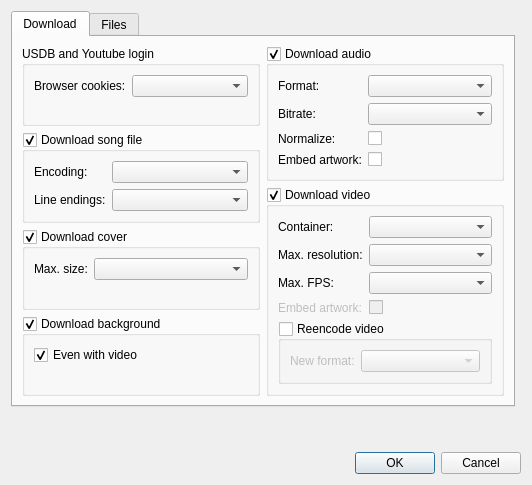
The window that src/usdb_syncer/gui/forms/SettingsDialog.ui (bohning/usdb_syncer) describes before a commit, drawn with Qt 5.
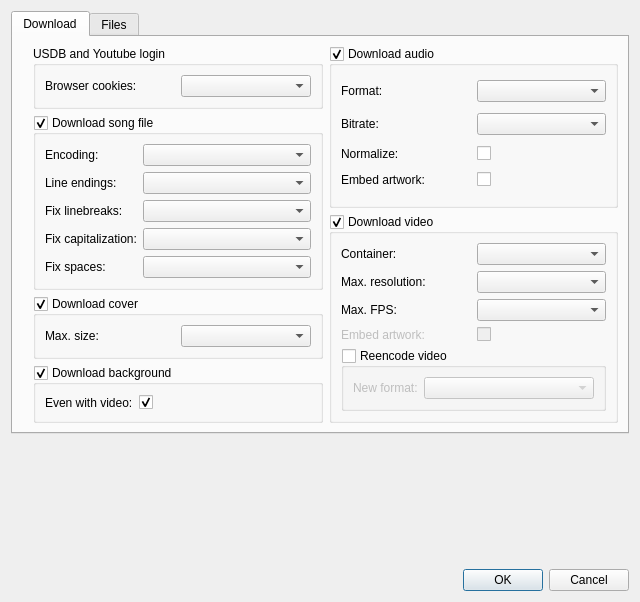
The same window after the commit.

Commit message: Make fixing linebreaks, first words capitalization and spaces optional.

What changed in the file:
```diff
--- a/src/usdb_syncer/gui/forms/SettingsDialog.ui
+++ b/src/usdb_syncer/gui/forms/SettingsDialog.ui
@@ -6,47 +6,27 @@
    <rect>
     <x>0</x>
     <y>0</y>
-    <width>532</width>
-    <height>485</height>
+    <width>640</width>
+    <height>602</height>
    </rect>
   </property>
   <property name="windowTitle">
    <string>Settings</string>
   </property>
   <layout class="QGridLayout" name="gridLayout">
-   <item row="3" column="0" colspan="2">
-    <widget class="QDialogButtonBox" name="buttonBox">
-     <property name="orientation">
-      <enum>Qt::Orientation::Horizontal</enum>
-     </property>
-     <property name="standardButtons">
-      <set>QDialogButtonBox::StandardButton::Cancel|QDialogButtonBox::StandardButton::Ok</set>
-     </property>
-    </widget>
-   </item>
-   <item row="2" column="0">
-    <spacer name="verticalSpacer_2">
-     <property name="orientation">
-      <enum>Qt::Orientation::Vertical</enum>
-     </property>
-     <property name="sizeHint" stdset="0">
-      <size>
-       <width>20</width>
-       <height>40</height>
-      </size>
-     </property>
-    </spacer>
-   </item>
-   <item row="0" column="0" rowspan="2">
+   <item row="0" column="0" rowspan="2" colspan="2">
     <widget class="QTabWidget" name="tabWidget">
      <property name="currentIndex">
       <number>0</number>
      </property>
-     <widget class="QWidget" name="tab">
+     <widget class="QWidget" name="tabDownload">
       <attribute name="title">
        <string>Download</string>
       </attribute>
-      <layout class="QHBoxLayout" name="horizontalLayout">
+      <layout class="QHBoxLayout" name="horizontalLayout" stretch="1,1">
+       <property name="leftMargin">
+        <number>20</number>
+       </property>
        <item>
         <layout class="QVBoxLayout" name="verticalLayout" stretch="0,0,0,0">
          <item>
@@ -54,7 +34,7 @@
            <property name="title">
             <string>USDB and Youtube login</string>
            </property>
-           <layout class="QFormLayout" name="formLayout_6">
+           <layout class="QGridLayout" name="gridLayout_3">
             <item row="0" column="0">
              <widget class="QLabel" name="label_login_cookies">
               <property name="toolTip">
@@ -95,17 +75,7 @@
            <property name="checkable">
             <bool>true</bool>
            </property>
-           <layout class="QFormLayout" name="formLayout">
-            <item row="0" column="0">
-             <widget class="QLabel" name="label_song_file_encoding">
-              <property name="toolTip">
-               <string/>
-              </property>
-              <property name="text">
-               <string>Encoding:</string>
-              </property>
-             </widget>
-            </item>
+           <layout class="QGridLayout" name="gridLayout_2">
             <item row="0" column="1">
              <widget class="QComboBox" name="comboBox_encoding">
               <property name="sizePolicy">
@@ -119,6 +89,23 @@
               </property>
              </widget>
             </item>
+            <item row="4" column="0">
+             <widget class="QLabel" name="label_song_file_fix_spaces">
+              <property name="text">
+               <string>Fix spaces:</string>
+              </property>
+             </widget>
+            </item>
+            <item row="0" column="0">
+             <widget class="QLabel" name="label_song_file_encoding">
+              <property name="toolTip">
+               <string/>
+              </property>
+              <property name="text">
+               <string>Encoding:</string>
+              </property>
+             </widget>
+            </item>
             <item row="1" column="0">
              <widget class="QLabel" name="label_song_file_line_endings">
               <property name="text">
@@ -135,7 +122,42 @@
                </sizepolicy>
               </property>
               <property name="toolTip">
-               <string>&lt;html&gt;&lt;head/&gt;&lt;body&gt;&lt;p&gt;USDX and variants can handle both line ending types, but if you want to edit the song file manually, your editor of choice may required a certain line ending. UNIX users (MacOS, Linux) should generally use LF (line feed). On Windows, some text editors may require CRLF (carriage return, line feed).&lt;/p&gt;&lt;/body&gt;&lt;/html&gt;</string>
+               <string>&lt;html&gt;&lt;head/&gt;&lt;body&gt;&lt;p&gt;USDX and variants can handle both line ending types, but if you want to edit the song file manually, your editor of choice may required a certain line ending. UNIX users (MacOS, Linux) should generally use LF (line feed). On Windows, some text editors may require CRLF (carriage return, line feed). USDB currently requires CRLF line endings.&lt;/p&gt;&lt;/body&gt;&lt;/html&gt;</string>
+              </property>
+             </widget>
+            </item>
+            <item row="3" column="0">
+             <widget class="QLabel" name="label_song_file_fix_first_words_capitalization">
+              <property name="text">
+               <string>Fix capitalization:</string>
+              </property>
+             </widget>
+            </item>
+            <item row="2" column="1">
+             <widget class="QComboBox" name="comboBox_fix_linebreaks">
+              <property name="toolTip">
+               <string>&lt;html&gt;&lt;head/&gt;&lt;body&gt;&lt;p&gt;If this setting is enabled, the linebreak timings will be recalculated, either according to USDX or to YASS rules.&lt;/p&gt;&lt;/body&gt;&lt;/html&gt;</string>
+              </property>
+             </widget>
+            </item>
+            <item row="2" column="0">
+             <widget class="QLabel" name="label_song_file_fix_linebreaks">
+              <property name="text">
+               <string>Fix linebreaks:</string>
+              </property>
+             </widget>
+            </item>
+            <item row="4" column="1">
+             <widget class="QComboBox" name="comboBox_fix_spaces">
+              <property name="toolTip">
+               <string>&lt;html&gt;&lt;head/&gt;&lt;body&gt;&lt;p&gt;If this setting is enabled, all inter-word spaces will be shifted to either after or before a word.&lt;/p&gt;&lt;/body&gt;&lt;/html&gt;</string>
+              </property>
+             </widget>
+            </item>
+            <item row="3" column="1">
+             <widget class="QComboBox" name="comboBox_fix_first_words_capitalization">
+              <property name="toolTip">
+               <string>&lt;html&gt;&lt;head/&gt;&lt;body&gt;&lt;p&gt;If this setting is enabled, the first word of each line is capitalized.&lt;/p&gt;&lt;/body&gt;&lt;/html&gt;</string>
               </property>
              </widget>
             </item>
@@ -156,15 +178,15 @@
            <property name="checkable">
             <bool>true</bool>
            </property>
-           <layout class="QFormLayout" name="formLayout_5">
-            <item row="1" column="0">
+           <layout class="QGridLayout" name="gridLayout_4">
+            <item row="0" column="0">
              <widget class="QLabel" name="label_cover_max_size">
               <property name="text">
                <string>Max. size:</string>
               </property>
              </widget>
             </item>
-            <item row="1" column="1">
+            <item row="0" column="1">
              <widget class="QComboBox" name="comboBox_cover_max_size">
               <property name="toolTip">
                <string>&lt;html&gt;&lt;head/&gt;&lt;body&gt;&lt;p&gt;Images larger than this will be scaled to the set value.&lt;/p&gt;&lt;p&gt;Some karaoke software variants may have problems displaying covers larger than 1920x1920 pixels.&lt;/p&gt;&lt;/body&gt;&lt;/html&gt;</string>
@@ -188,8 +210,8 @@
            <property name="checkable">
             <bool>true</bool>
            </property>
-           <layout class="QFormLayout" name="formLayout_7">
-            <item row="0" column="0">
+           <layout class="QGridLayout" name="gridLayout_8">
+            <item row="0" column="1">
              <widget class="QCheckBox" name="checkBox_background_always">
               <property name="sizePolicy">
                <sizepolicy hsizetype="Minimum" vsizetype="Fixed">
@@ -201,13 +223,20 @@
                <string>&lt;html&gt;&lt;head/&gt;&lt;body&gt;&lt;p&gt;If checked, background images will be downloaded even if there is a video for the song as well.&lt;/p&gt;&lt;/body&gt;&lt;/html&gt;</string>
               </property>
               <property name="text">
-               <string>Even with video</string>
+               <string/>
               </property>
               <property name="checked">
                <bool>true</bool>
               </property>
              </widget>
             </item>
+            <item row="0" column="0">
+             <widget class="QLabel" name="label_background_always">
+              <property name="text">
+               <string>Even with video:</string>
+              </property>
+             </widget>
+            </item>
            </layout>
           </widget>
          </item>
@@ -229,15 +258,22 @@
            <property name="checkable">
             <bool>true</bool>
            </property>
-           <layout class="QFormLayout" name="formLayout_2">
-            <item row="0" column="0">
-             <widget class="QLabel" name="label_audio_format">
+           <layout class="QGridLayout" name="gridLayout_5">
+            <item row="3" column="0">
+             <widget class="QLabel" name="label_audio_embed_artwork">
               <property name="text">
-               <string>Format:</string>
+               <string>Embed artwork:</string>
               </property>
              </widget>
             </item>
-            <item row="0" column="1">
+            <item row="1" column="3">
+             <widget class="QComboBox" name="comboBox_audio_bitrate">
+              <property name="toolTip">
+               <string>&lt;html&gt;&lt;head/&gt;&lt;body&gt;&lt;p&gt;If the audio file is reencoded, the selected bitrate will be used.&lt;/p&gt;&lt;/body&gt;&lt;/html&gt;</string>
+              </property>
+             </widget>
+            </item>
+            <item row="0" column="3">
              <widget class="QComboBox" name="comboBox_audio_format">
               <property name="sizePolicy">
                <sizepolicy hsizetype="Preferred" vsizetype="Fixed">
@@ -257,10 +293,10 @@
               </property>
              </widget>
             </item>
-            <item row="1" column="1">
-             <widget class="QComboBox" name="comboBox_audio_bitrate">
-              <property name="toolTip">
-               <string>&lt;html&gt;&lt;head/&gt;&lt;body&gt;&lt;p&gt;If the audio file is reencoded, the selected bitrate will be used.&lt;/p&gt;&lt;/body&gt;&lt;/html&gt;</string>
+            <item row="0" column="0">
+             <widget class="QLabel" name="label_audio_format">
+              <property name="text">
+               <string>Format:</string>
               </property>
              </widget>
             </item>
@@ -271,24 +307,14 @@
               </property>
              </widget>
             </item>
-            <item row="2" column="1">
+            <item row="2" column="3">
              <widget class="QCheckBox" name="checkBox_audio_normalize">
-              <property name="layoutDirection">
-               <enum>Qt::LayoutDirection::LeftToRight</enum>
-              </property>
               <property name="text">
                <string/>
               </property>
              </widget>
             </item>
-            <item row="3" column="0">
-             <widget class="QLabel" name="label_audio_embed_artwork">
-              <property name="text">
-               <string>Embed artwork:</string>
-              </property>
-             </widget>
-            </item>
-            <item row="3" column="1">
+            <item row="3" column="3">
              <widget class="QCheckBox" name="checkBox_audio_embed_artwork">
               <property name="text">
                <string/>
@@ -312,7 +338,7 @@
            <property name="checkable">
             <bool>true</bool>
            </property>
-           <layout class="QFormLayout" name="formLayout_3">
+           <layout class="QGridLayout" name="gridLayout_6">
             <item row="0" column="0">
              <widget class="QLabel" name="label_video_container">
               <property name="text">
@@ -370,6 +396,26 @@
               </property>
              </widget>
             </item>
+            <item row="3" column="0">
+             <widget class="QLabel" name="label_video_embed_artwork">
+              <property name="enabled">
+               <bool>false</bool>
+              </property>
+              <property name="text">
+               <string>Embed artwork:</string>
+              </property>
+             </widget>
+            </item>
+            <item row="3" column="1">
+             <widget class="QCheckBox" name="checkBox_video_embed_artwork">
+              <property name="enabled">
+               <bool>false</bool>
+              </property>
+              <property name="text">
+               <string/>
+              </property>
+             </widget>
+            </item>
             <item row="4" column="0" colspan="2">
              <widget class="QGroupBox" name="groupBox_reencode_video">
               <property name="sizePolicy">
@@ -390,7 +436,7 @@
               <property name="checked">
                <bool>false</bool>
               </property>
-              <layout class="QFormLayout" name="formLayout_4">
+              <layout class="QGridLayout" name="gridLayout_7">
                <item row="0" column="0">
                 <widget class="QLabel" name="label_18">
                  <property name="text">
@@ -414,26 +460,6 @@
               </layout>
              </widget>
             </item>
-            <item row="3" column="0">
-             <widget class="QLabel" name="label_video_embed_artwork">
-              <property name="enabled">
-               <bool>false</bool>
-              </property>
-              <property name="text">
-               <string>Embed artwork:</string>
-              </property>
-             </widget>
-            </item>
-            <item row="3" column="1">
-             <widget class="QCheckBox" name="checkBox_video_embed_artwork">
-              <property name="enabled">
-               <bool>false</bool>
-              </property>
-              <property name="text">
-               <string/>
-              </property>
-             </widget>
-            </item>
            </layout>
           </widget>
          </item>
@@ -441,7 +467,7 @@
        </item>
       </layout>
      </widget>
-     <widget class="QWidget" name="tab_2">
+     <widget class="QWidget" name="tabFiles">
       <attribute name="title">
        <string>Files</string>
       </attribute>
@@ -538,6 +564,29 @@
      </widget>
     </widget>
    </item>
+   <item row="3" column="0" colspan="2">
+    <widget class="QDialogButtonBox" name="buttonBox">
+     <property name="orientation">
+      <enum>Qt::Orientation::Horizontal</enum>
+     </property>
+     <property name="standardButtons">
+      <set>QDialogButtonBox::StandardButton::Cancel|QDialogButtonBox::StandardButton::Ok</set>
+     </property>
+    </widget>
+   </item>
+   <item row="2" column="0">
+    <spacer name="verticalSpacer_2">
+     <property name="orientation">
+      <enum>Qt::Orientation::Vertical</enum>
+     </property>
+     <property name="sizeHint" stdset="0">
+      <size>
+       <width>20</width>
+       <height>40</height>
+      </size>
+     </property>
+    </spacer>
+   </item>
   </layout>
  </widget>
  <resources/>
```
The commit also changes 8 other files.
